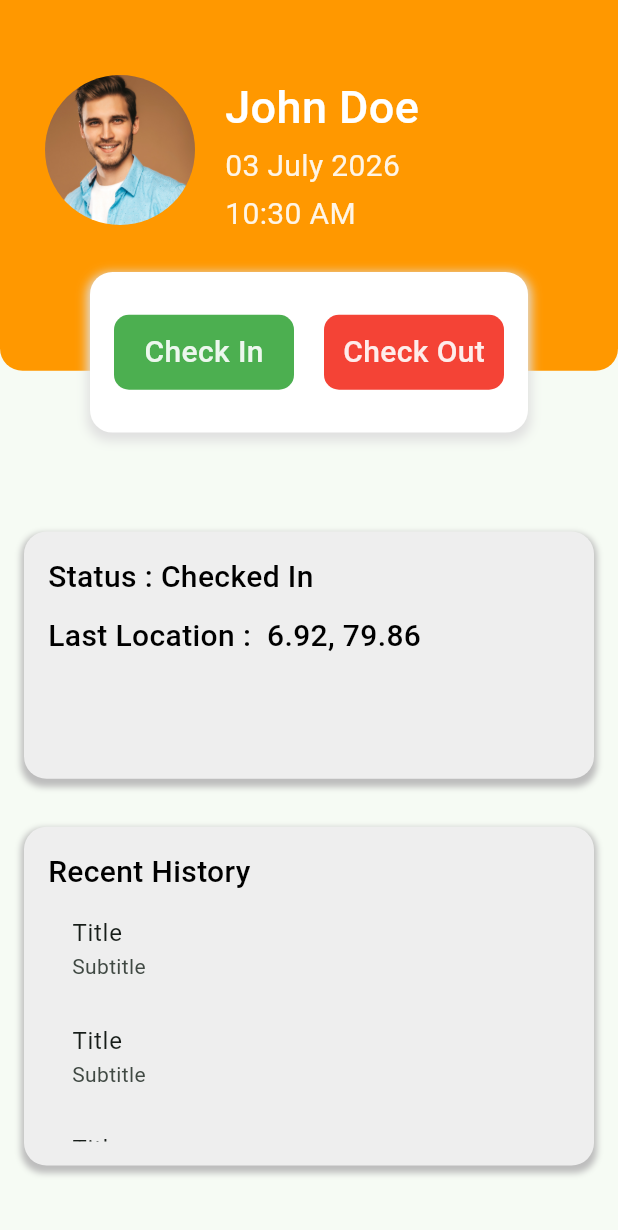
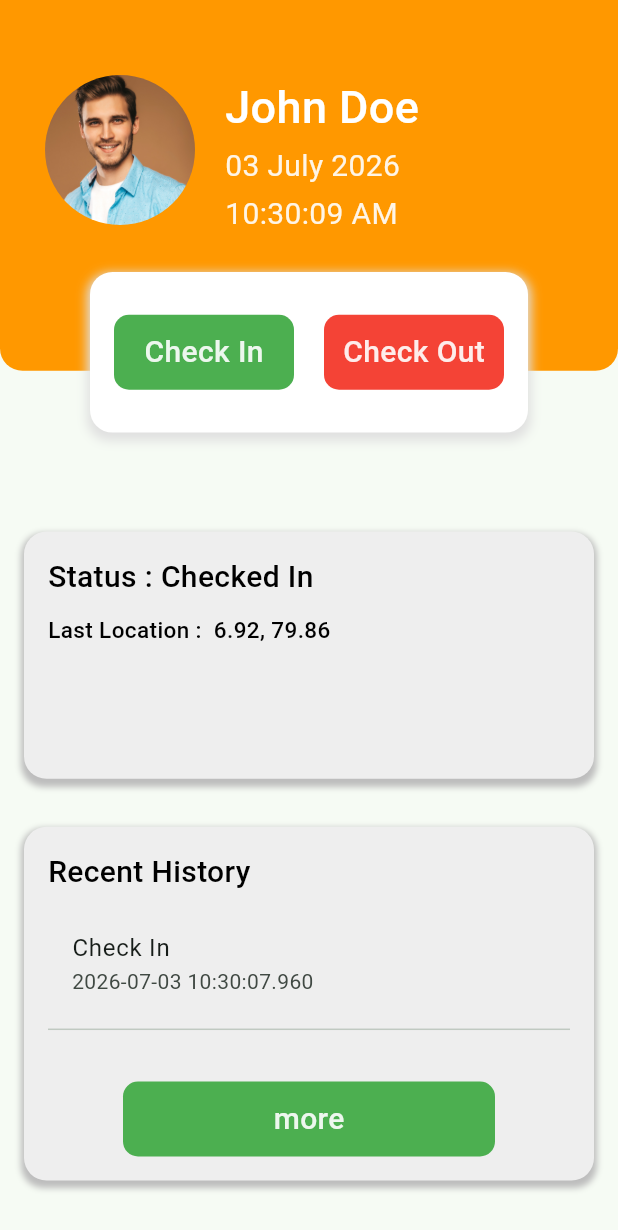
Before and after one commit to PathumDilhara/GeoAttend, a Flutter app: the screen it shows after launch, after a tap on "Check In", on a phone screen of 412 x 824 dp. Shown: the top 1230 px of the screen. Run offline on Flutter 3.47's test engine with Material 3 defaults, Android fonts, the phone set to English and light mode, and no system bars; our stand-ins replace flutter_riverpod.

Commit message:
Riverpod integration with home screen

```diff
--- a/lib/main.dart
+++ b/lib/main.dart
@@ -1,8 +1,9 @@
 import 'package:flutter/material.dart';
 import 'package:geo_attend/screens/home_screen.dart';
+import 'package:flutter_riverpod/flutter_riverpod.dart';
 
 void main() {
-  runApp(MyApp());
+  runApp(ProviderScope(child: MyApp()));
 }
 
 class MyApp extends StatelessWidget {
--- /dev/null
+++ b/lib/models/attendance_model.dart
@@ -0,0 +1,13 @@
+class AttendanceModel {
+  final String type;
+  final DateTime dateTime;
+  final double latitude;
+  final double longitude;
+
+  AttendanceModel({
+    required this.type,
+    required this.dateTime,
+    required this.latitude,
+    required this.longitude,
+  });
+}
--- /dev/null
+++ b/lib/providers/attendance_notifier.dart
@@ -0,0 +1,36 @@
+import 'package:flutter_riverpod/flutter_riverpod.dart';
+import 'package:geo_attend/models/attendance_model.dart';
+
+class AttendanceNotifier extends Notifier<List<AttendanceModel>> {
+  @override
+  List<AttendanceModel> build() {
+    return [];
+  }
+
+  List<AttendanceModel> get recentThree =>
+      state.reversed.take(3).toList();
+
+  // Check In
+  void checkIn() {
+    final record = AttendanceModel(
+      type: "Check In",
+      dateTime: DateTime.now(),
+      latitude: 6.9271,
+      longitude: 79.8612,
+    );
+
+    state = [...state, record];
+  }
+
+  // Check Out
+  void checkOut() {
+    final record = AttendanceModel(
+      type: "Check Out",
+      dateTime: DateTime.now(),
+      latitude: 6.9271,
+      longitude: 79.8612,
+    );
+
+    state = [...state, record];
+  }
+}
--- /dev/null
+++ b/lib/providers/attendance_provider.dart
@@ -0,0 +1,15 @@
+import 'package:flutter_riverpod/flutter_riverpod.dart';
+import 'package:geo_attend/models/attendance_model.dart';
+import 'package:geo_attend/providers/attendance_notifier.dart';
+
+final attendanceProvider =
+    NotifierProvider<AttendanceNotifier, List<AttendanceModel>>(
+      AttendanceNotifier.new,
+    );
+
+final currentTimeProvider = StreamProvider<DateTime>((ref) async* {
+  while (true) {
+    yield DateTime.now();
+    await Future.delayed(Duration(seconds: 1));
+  }
+});
--- a/lib/screens/home_screen.dart
+++ b/lib/screens/home_screen.dart
@@ -1,21 +1,23 @@
 import 'package:flutter/material.dart';
+import 'package:flutter_riverpod/flutter_riverpod.dart';
+import 'package:geo_attend/models/attendance_model.dart';
 import 'package:geo_attend/widgets/custom_button.dart';
+import 'package:intl/intl.dart';
 
-class HomeScreen extends StatefulWidget {
-  const HomeScreen({super.key});
+import '../providers/attendance_provider.dart';
 
-  @override
-  State<HomeScreen> createState() => _HomeScreenState();
-}
+class HomeScreen extends ConsumerWidget {
+  HomeScreen({super.key});
 
-class _HomeScreenState extends State<HomeScreen> {
   double cardBR = 15;
+
   double mainPad = 16;
 
   @override
-  Widget build(BuildContext context) {
+  Widget build(BuildContext context, WidgetRef ref) {
     final screenHeight = MediaQuery.of(context).size.height;
     final screenWidth = MediaQuery.of(context).size.width;
+
     return Scaffold(
       // appBar: AppBar(title: Text("GeoAttend")),
       body: SingleChildScrollView(
@@ -27,14 +29,14 @@ class _HomeScreenState extends State<HomeScreen> {
               child: Stack(
                 children: [
                   // Employee data card
-                  _buildEmployeeInformationCard(screenHeight),
+                  _buildEmployeeInformationCard(screenHeight, ref),
 
                   // Check in checkout card
                   Positioned(
                     bottom: 0,
                     left: 10,
                     right: 10,
-                    child: _buildCheckInOutCard(screenHeight),
+                    child: _buildCheckInOutCard(screenHeight, ref),
                   ),
                 ],
               ),
@@ -45,7 +47,7 @@ class _HomeScreenState extends State<HomeScreen> {
             _buildCurrentStateCard(screenHeight),
 
             // Recent history
-            _buildRecentHistoryCard(screenHeight),
+            _buildRecentHistoryCard(screenHeight, ref),
           ],
         ),
       ),
@@ -53,7 +55,9 @@ class _HomeScreenState extends State<HomeScreen> {
   }
 
   // ======================== Employe information card =============
-  Widget _buildEmployeeInformationCard(double screenHeight) {
+  Widget _buildEmployeeInformationCard(double screenHeight, WidgetRef ref) {
+    final currentTime = ref.watch(currentTimeProvider);
+
     return Container(
       padding: EdgeInsets.symmetric(vertical: 50, horizontal: 30),
       width: double.infinity,
@@ -102,7 +106,7 @@ class _HomeScreenState extends State<HomeScreen> {
 
               // Today date
               Text(
-                "03 July 2026",
+                DateFormat('dd MMMM yyyy').format(DateTime.now()),
                 softWrap: true,
                 style: TextStyle(
                   fontSize: 20,
@@ -115,7 +119,11 @@ class _HomeScreenState extends State<HomeScreen> {
 
               // current live time
               Text(
-                "10:30 AM",
+                currentTime.when(
+                  data: (time) => DateFormat('hh:mm:ss a').format(time),
+                  error: (error, stackTrace) => "Error",
+                  loading: () => "__:__:__",
+                ),
                 softWrap: true,
                 style: TextStyle(
                   fontSize: 20,
@@ -132,7 +140,7 @@ class _HomeScreenState extends State<HomeScreen> {
   }
 
   // ===================== Check in out card =============================
-  Widget _buildCheckInOutCard(double screenHeight) {
+  Widget _buildCheckInOutCard(double screenHeight, WidgetRef ref) {
     return Container(
       margin: EdgeInsets.symmetric(horizontal: 50),
       width: double.infinity,
@@ -152,9 +160,21 @@ class _HomeScreenState extends State<HomeScreen> {
       child: Row(
         mainAxisAlignment: MainAxisAlignment.center,
         children: [
-          customButton(title: "Check In", bgColor: Colors.green, onTap: () {}),
+          customButton(
+            title: "Check In",
+            bgColor: Colors.green,
+            onTap: () {
+              ref.read(attendanceProvider.notifier).checkIn();
+            },
+          ),
           SizedBox(width: 20),
-          customButton(title: "Check Out", bgColor: Colors.red, onTap: () {}),
+          customButton(
+            title: "Check Out",
+            bgColor: Colors.red,
+            onTap: () {
+              ref.read(attendanceProvider.notifier).checkOut();
+            },
+          ),
         ],
       ),
     );
@@ -190,12 +210,12 @@ class _HomeScreenState extends State<HomeScreen> {
               color: Colors.black,
             ),
           ),
-          SizedBox(height: 10,),
+          SizedBox(height: 10),
 
           Text(
             "Last Location :  6.92, 79.86", // TODO
             style: TextStyle(
-              fontSize: 20,
+              fontSize: 15,
               fontWeight: FontWeight.w500,
               color: Colors.black,
             ),
@@ -206,7 +226,9 @@ class _HomeScreenState extends State<HomeScreen> {
   }
 
   // =================== Attendance recent history ======================
-  Widget _buildRecentHistoryCard(double screenHeight) {
+  Widget _buildRecentHistoryCard(double screenHeight, WidgetRef ref) {
+    final recentList = ref.watch(attendanceProvider.notifier).recentThree;
+
     return Container(
       margin: EdgeInsets.all(mainPad),
       padding: EdgeInsets.all(16),
@@ -235,23 +257,63 @@ class _HomeScreenState extends State<HomeScreen> {
               color: Colors.black,
             ),
           ),
+          SizedBox(height: 10),
 
+          if (recentList.isEmpty)
+            Center(
+              child: Text(
+                "There is not record to show",
+                style: TextStyle(
+                  fontSize: 16,
+                  fontWeight: FontWeight.w400,
+                  color: Colors.black,
+                ),
+              ),
+            )
+          else
+            Stack(
+              children: [
                 Material(
                   clipBehavior: Clip.antiAlias,
-            color:  Colors.grey.shade200,
+                  color: Colors.grey.shade200,
                   child: SizedBox(
                     height: screenHeight * 0.2,
                     child: ListView.builder(
-                itemCount: 3,
+                      itemCount: recentList.length,
                       itemBuilder: (context, index) {
-                  return ListTile(
+                        AttendanceModel item = recentList[index];
+
+                        return Column(
+                          children: [
+                            ListTile(
                               tileColor: Colors.grey.shade200,
-                    title: Text("Title"),
-                    subtitle: Text("Subtitle"),
+                              title: Text(item.type),
+                              subtitle: Text(item.dateTime.toString()),
+                              onTap: () {
+                                // TODO : go to details page
+                              },
+                            ),
+                            Divider(),
+                          ],
                         );
                       },
                     ),
                   ),
+                ),
+
+                Positioned(
+                  bottom: 0,
+                  left: 50,
+                  right: 50,
+                  child: customButton(
+                    title: "more",
+                    bgColor: Colors.green,
+                    onTap: () {
+                      // TODO : anv to histy page
+                    },
+                  ),
+                ),
+              ],
             ),
         ],
       ),
--- a/pubspec.yaml
+++ b/pubspec.yaml
@@ -34,6 +34,8 @@ dependencies:
   # The following adds the Cupertino Icons font to your application.
   # Use with the CupertinoIcons class for iOS style icons.
   cupertino_icons: ^1.0.8
+  flutter_riverpod: ^3.3.2
+  intl: ^0.20.0
 
 dev_dependencies:
   flutter_test:
```
Also changed, not shown: pubspec.lock. Lines whose indentation alone changed are shown as unchanged.
